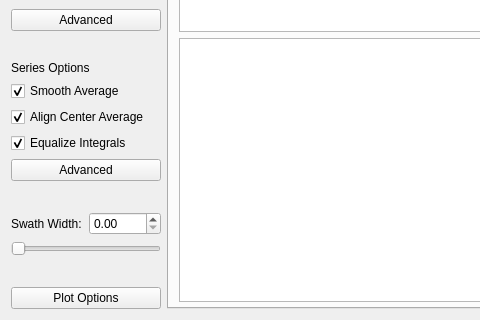
Before: the Qt Designer form resources/stringMainWidget.ui in gill14/AccuPatt, drawn with Qt 5; both pictures show x 0 to 480 and y 279 to 599 of the 1100 by 599 pixel window.
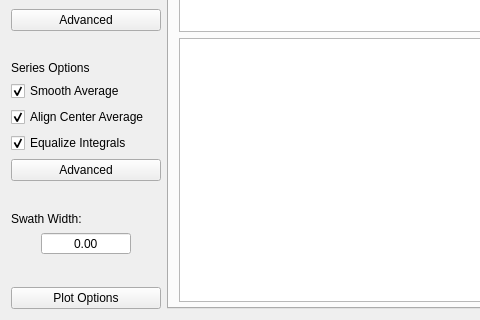
After: the same form once the commit is applied. Custom widgets are drawn as their Qt base class.

Commit message: Clean up swath spinbox and remove corresponding slider

What changed in the file:
```diff
--- a/resources/stringMainWidget.ui
+++ b/resources/stringMainWidget.ui
@@ -13,7 +13,7 @@
   <property name="windowTitle">
    <string>Form</string>
   </property>
-  <layout class="QHBoxLayout" name="horizontalLayout">
+  <layout class="QHBoxLayout" name="horizontalLayout" stretch="0,1">
    <item>
     <layout class="QVBoxLayout" name="verticalLayout_3">
      <item>
@@ -215,26 +215,69 @@
        </property>
       </spacer>
      </item>
+     <item>
+      <widget class="QLabel" name="label_34">
+       <property name="sizePolicy">
+        <sizepolicy hsizetype="Preferred" vsizetype="Preferred">
+         <horstretch>0</horstretch>
+         <verstretch>0</verstretch>
+        </sizepolicy>
+       </property>
+       <property name="text">
+        <string>Swath Width:</string>
+       </property>
+       <property name="alignment">
+        <set>Qt::AlignLeading|Qt::AlignLeft|Qt::AlignVCenter</set>
+       </property>
+      </widget>
+     </item>
      <item>
       <layout class="QHBoxLayout" name="horizontalLayout_2">
        <item>
-        <widget class="QLabel" name="label_34">
+        <widget class="QToolButton" name="buttonSwathMinus">
          <property name="sizePolicy">
-          <sizepolicy hsizetype="Preferred" vsizetype="Preferred">
+          <sizepolicy hsizetype="Fixed" vsizetype="Fixed">
            <horstretch>0</horstretch>
            <verstretch>0</verstretch>
           </sizepolicy>
          </property>
+         <property name="minimumSize">
+          <size>
+           <width>24</width>
+           <height>24</height>
+          </size>
+         </property>
+         <property name="maximumSize">
+          <size>
+           <width>24</width>
+           <height>24</height>
+          </size>
+         </property>
+         <property name="toolTip">
+          <string>Decrease Swath Width</string>
+         </property>
          <property name="text">
-          <string>Swath Width:</string>
+          <string/>
          </property>
-         <property name="alignment">
-          <set>Qt::AlignLeading|Qt::AlignLeft|Qt::AlignVCenter</set>
+         <property name="autoRaise">
+          <bool>true</bool>
          </property>
         </widget>
        </item>
        <item>
         <widget class="QDoubleSpinBox" name="spinBoxSwathAdjusted">
+         <property name="sizePolicy">
+          <sizepolicy hsizetype="Expanding" vsizetype="Fixed">
+           <horstretch>0</horstretch>
+           <verstretch>0</verstretch>
+          </sizepolicy>
+         </property>
+         <property name="buttonSymbols">
+          <enum>QAbstractSpinBox::NoButtons</enum>
+         </property>
+         <property name="alignment">
+          <set>Qt::AlignCenter</set>
+         </property>
          <property name="specialValueText">
           <string/>
          </property>
@@ -249,27 +292,39 @@
          </property>
         </widget>
        </item>
+       <item>
+        <widget class="QToolButton" name="buttonSwathPlus">
+         <property name="sizePolicy">
+          <sizepolicy hsizetype="Fixed" vsizetype="Fixed">
+           <horstretch>0</horstretch>
+           <verstretch>0</verstretch>
+          </sizepolicy>
+         </property>
+         <property name="minimumSize">
+          <size>
+           <width>24</width>
+           <height>24</height>
+          </size>
+         </property>
+         <property name="maximumSize">
+          <size>
+           <width>24</width>
+           <height>24</height>
+          </size>
+         </property>
+         <property name="toolTip">
+          <string>Increase Swath Width</string>
+         </property>
+         <property name="text">
+          <string/>
+         </property>
+         <property name="autoRaise">
+          <bool>true</bool>
+         </property>
+        </widget>
+       </item>
       </layout>
      </item>
-     <item>
-      <widget class="QSlider" name="sliderSimulatedSwath">
-       <property name="sizePolicy">
-        <sizepolicy hsizetype="Preferred" vsizetype="Fixed">
-         <horstretch>0</horstretch>
-         <verstretch>0</verstretch>
-        </sizepolicy>
-       </property>
-       <property name="maximumSize">
-        <size>
-         <width>150</width>
-         <height>16777215</height>
-        </size>
-       </property>
-       <property name="orientation">
-        <enum>Qt::Horizontal</enum>
-       </property>
-      </widget>
-     </item>
      <item>
       <spacer name="verticalSpacer_5">
        <property name="orientation">
```
The commit also changes 2 other files.
